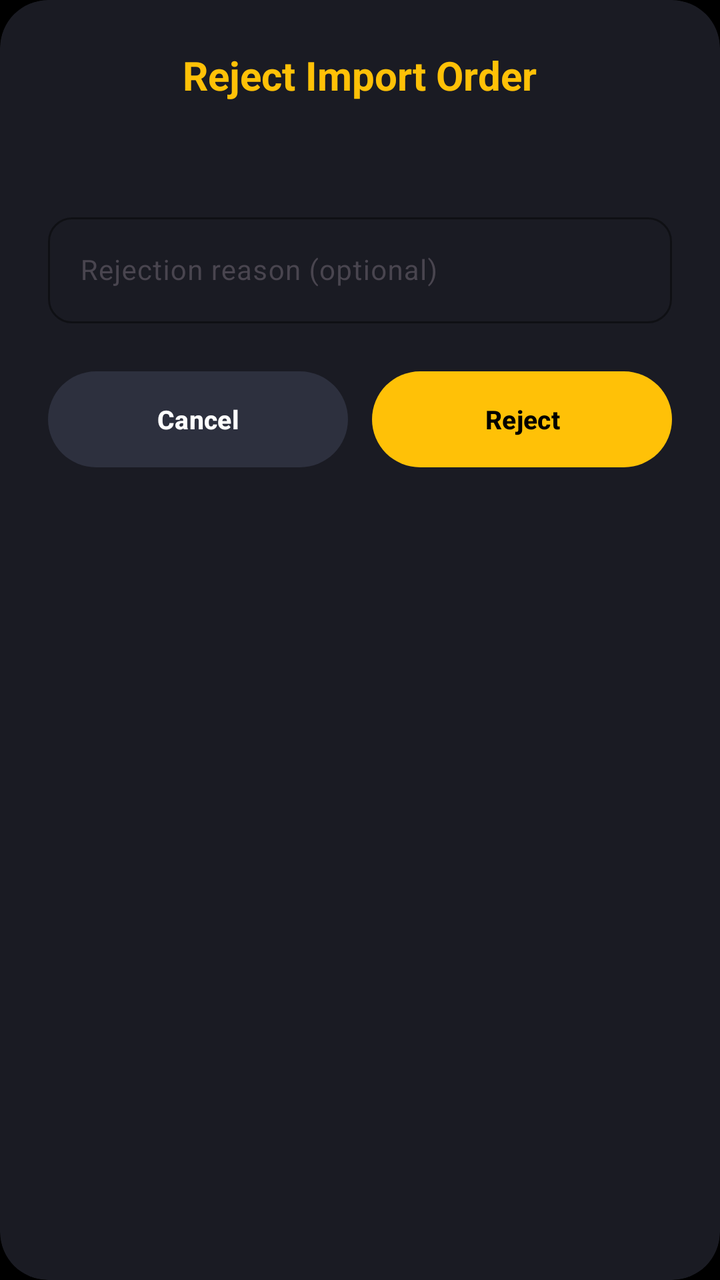
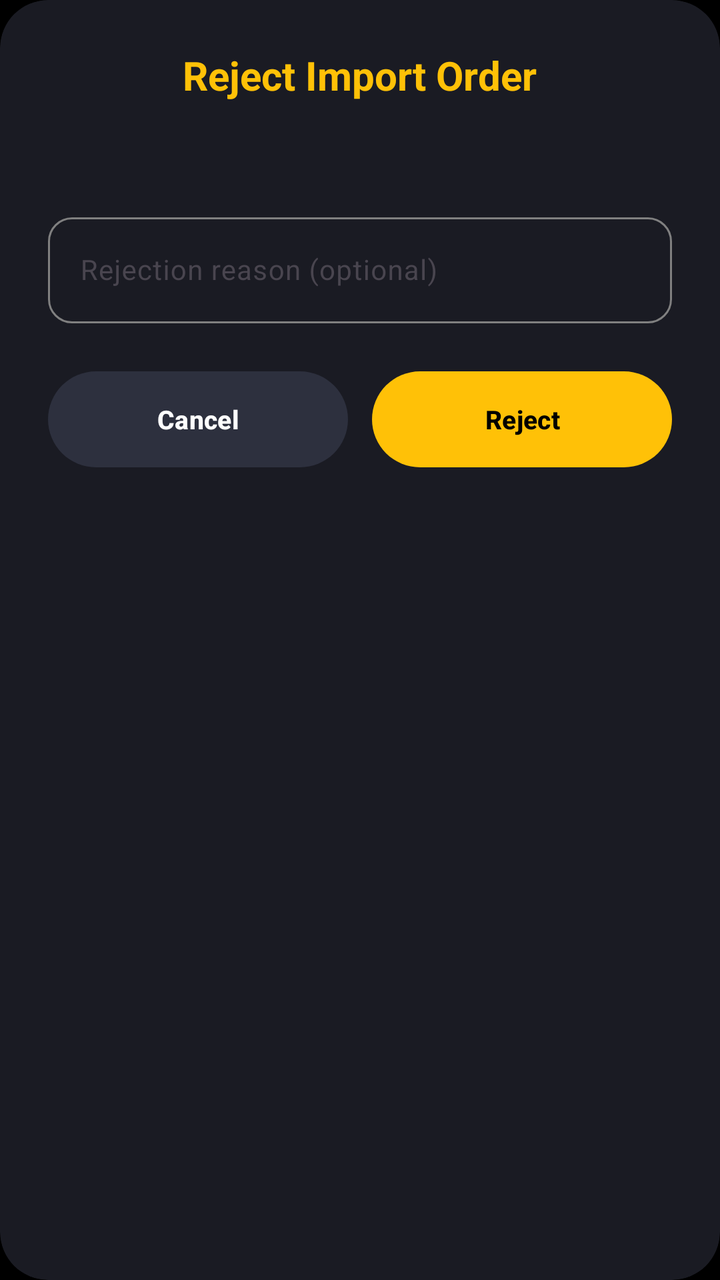

The first picture is an Android layout as it rendered before a commit; the second is the same layout after the commit. The layout source and the unified diff follow.
<!-- AndroidManifest.xml: application theme Theme.Moviebookingapp -->
<!-- res/layout/dialog_reject_import_order.xml -->
<?xml version="1.0" encoding="utf-8"?>
<com.google.android.material.card.MaterialCardView xmlns:android="http://schemas.android.com/apk/res/android"
    xmlns:app="http://schemas.android.com/apk/res-auto"
    android:layout_width="320dp"
    android:layout_height="wrap_content"
    android:layout_gravity="center"
    app:cardBackgroundColor="@color/auto_color_1A1B23"
    app:cardCornerRadius="24dp"
    app:cardElevation="8dp"
    app:strokeWidth="0dp">

    <LinearLayout
        android:layout_width="match_parent"
        android:layout_height="wrap_content"
        android:gravity="center_horizontal"
        android:orientation="vertical"
        android:padding="24dp">

        <TextView
            android:layout_width="wrap_content"
            android:layout_height="wrap_content"
            android:text="@string/goods_intake_reject_title"
            android:textColor="@color/yellow"
            android:textSize="20sp"
            android:textStyle="bold"
            android:layout_marginBottom="16dp" />

        <TextView
            android:id="@+id/tvMessage"
            android:layout_width="match_parent"
            android:layout_height="wrap_content"
            android:gravity="center"
            android:textColor="@color/auto_color_BDBDBD"
            android:textSize="15sp"
            android:layout_marginBottom="16dp"
            android:lineSpacingMultiplier="1.2" />

        <com.google.android.material.textfield.TextInputLayout
            android:id="@+id/layoutReason"
            style="@style/Widget.Material3.TextInputLayout.OutlinedBox"
            android:layout_width="match_parent"
            android:layout_height="wrap_content"
            android:layout_marginBottom="24dp"
            android:hint="@string/goods_intake_rejection_hint"
            app:boxStrokeColor="@color/yellow"
            app:hintTextColor="@color/admin_text_secondary"
            app:boxCornerRadiusTopStart="12dp"
            app:boxCornerRadiusTopEnd="12dp"
            app:boxCornerRadiusBottomStart="12dp"
            app:boxCornerRadiusBottomEnd="12dp">

            <com.google.android.material.textfield.TextInputEditText
                android:id="@+id/etReason"
                android:layout_width="match_parent"
                android:layout_height="wrap_content"
                android:textColor="@color/white"
                android:textSize="14sp"
                android:inputType="text" />

        </com.google.android.material.textfield.TextInputLayout>

        <LinearLayout
            android:layout_width="match_parent"
            android:layout_height="wrap_content"
            android:orientation="horizontal"
            android:weightSum="2">

            <com.google.android.material.button.MaterialButton
                android:id="@+id/btnCancel"
                android:layout_width="0dp"
                android:layout_height="wrap_content"
                android:minHeight="48dp"
                android:layout_weight="1"
                android:layout_marginEnd="6dp"
                android:padding="0dp"
                android:insetTop="0dp"
                android:insetBottom="0dp"
                android:text="@string/dialog_cancel"
                android:textColor="@color/auto_color_FFFFFF"
                android:textSize="13sp"
                android:textStyle="bold"
                app:backgroundTint="@color/auto_color_2D303E"
                app:cornerRadius="24dp"
                style="@style/Widget.Material3.Button.TextButton" />

            <com.google.android.material.button.MaterialButton
                android:id="@+id/btnConfirm"
                android:layout_width="0dp"
                android:layout_height="wrap_content"
                android:minHeight="48dp"
                android:layout_weight="1"
                android:layout_marginStart="6dp"
                android:padding="0dp"
                android:insetTop="0dp"
                android:insetBottom="0dp"
                android:text="@string/btn_reject"
                android:textColor="@color/auto_color_000000"
                android:textSize="13sp"
                android:textStyle="bold"
                app:backgroundTint="@color/yellow"
                app:cornerRadius="24dp" />
        </LinearLayout>

    </LinearLayout>

</com.google.android.material.card.MaterialCardView>
<!-- resources referenced by this layout -->
<resources>
  <color name="admin_text_secondary">#808080</color>
  <color name="auto_color_000000">#000000</color>
  <color name="auto_color_1A1B23">#1A1B23</color>
  <color name="auto_color_2D303E">#2D303E</color>
  <color name="auto_color_BDBDBD">#BDBDBD</color>
  <color name="auto_color_FFFFFF">#FFFFFF</color>
  <color name="white">#FFFFFFFF</color>
  <color name="yellow">#FFC107</color>
  <string name="btn_reject">Reject</string>
  <string name="dialog_cancel">Cancel</string>
  <string name="goods_intake_reject_title">Reject Import Order</string>
  <string name="goods_intake_rejection_hint">Rejection reason (optional)</string>
  <style name="Theme.Moviebookingapp" parent="Base.Theme.Moviebookingapp" />
  <style name="Base.Theme.Moviebookingapp" parent="Theme.Material3.DayNight.NoActionBar">
          <item name="colorPrimary">@color/yellow</item>
          <item name="android:windowBackground">@color/background_black</item>
          <item name="android:statusBarColor">@color/background_black</item>
      </style>
  <color name="background_black">#FF000000</color>
</resources>

<!-- the commit's change to res/layout/dialog_reject_import_order.xml (unified diff, before → after) -->
@@ -42,7 +42,7 @@
             android:layout_height="wrap_content"
             android:layout_marginBottom="24dp"
             android:hint="@string/goods_intake_rejection_hint"
-            app:boxStrokeColor="@color/yellow"
+            app:boxStrokeColor="@color/text_input_stroke"
             app:hintTextColor="@color/admin_text_secondary"
             app:boxCornerRadiusTopStart="12dp"
             app:boxCornerRadiusTopEnd="12dp"
